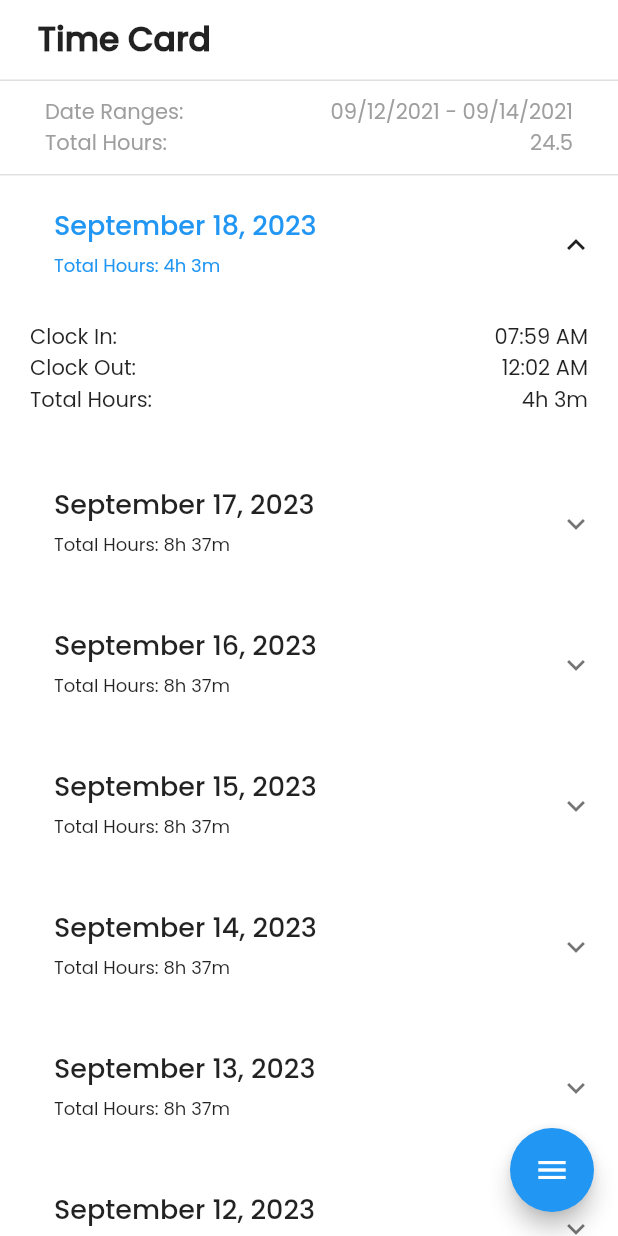
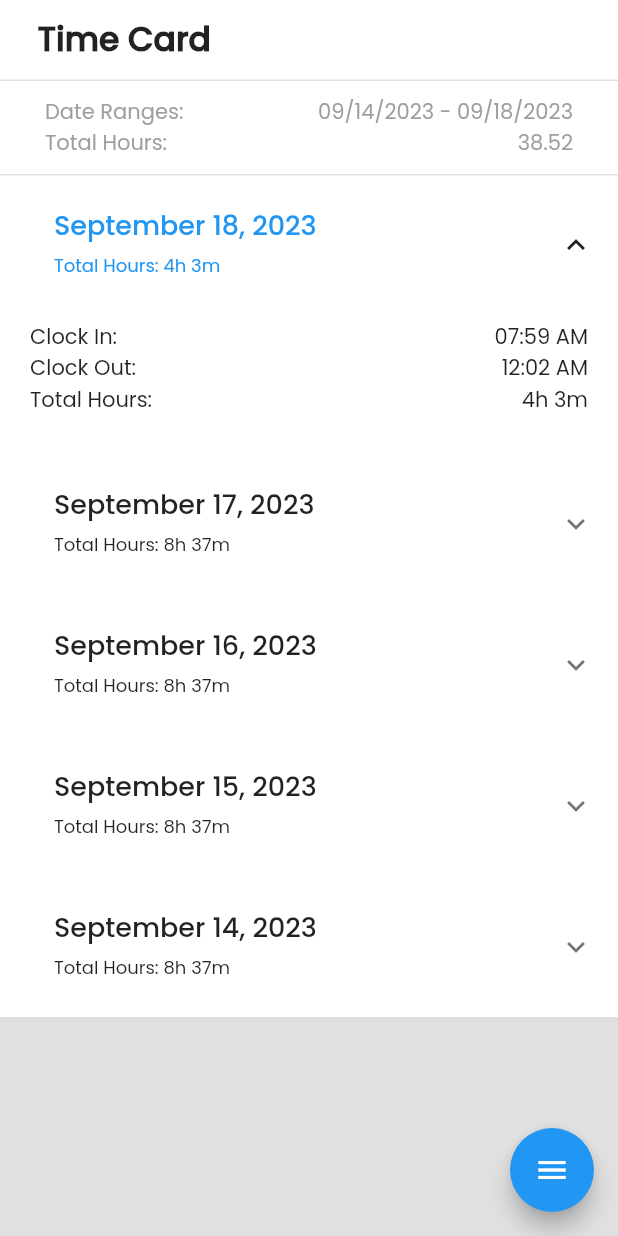
Before and after one commit to BrandonThomas84/gateway-fence-employee, a Flutter app: the TimeCardScreen screen opened by its route, on a phone screen of 412 x 824 dp. Run offline on Flutter 3.47's test engine with Material 2 defaults, Android fonts, the phone set to English and light mode, and no system bars; our stand-ins replace firebase_core, firebase_database, go_router; accounts and stored records are empty.

Commit message:
Adding a shift group that is responsible for calculating the difference values that appear at the top of the time card. Also fixing the issue where the title widget was disappearing on reload

```diff
--- /dev/null
+++ b/lib/models/shift_group.dart
@@ -0,0 +1,126 @@
+import 'package:gateway_fence_employee/util/log.dart';
+import 'package:gateway_fence_employee/util/time.dart';
+
+import 'shift.dart';
+
+class ShiftGroup {
+  List<Shift> shifts;
+  DateTime? _startDate;
+  DateTime? _lastDate;
+  double? _totalHours;
+  Map<int, List<Shift>>? _sorted;
+
+  ShiftGroup(this.shifts);
+
+  DateTime getStartDate() {
+    if (_startDate != null) return _startDate!;
+
+    DateTime earliestDate = DateTime.now();
+
+    for (Shift shift in shifts) {
+      DateTime? d = DateTime.tryParse(shift.start!);
+
+      if (d == null) {
+        Logger.error("failed to parse date: ${shift.start}");
+        continue;
+      }
+
+      if (d.isBefore(earliestDate)) {
+        earliestDate = d;
+      }
+    }
+
+    _startDate = earliestDate;
+
+    return _startDate!;
+  }
+
+  DateTime getLastDate() {
+    if (_lastDate != null) return _lastDate!;
+
+    DateTime latestDate = DateTime(1970);
+
+    for (Shift shift in shifts) {
+      DateTime? d = DateTime.tryParse(shift.end!);
+
+      if (d == null) {
+        Logger.error("failed to parse date: ${shift.end}");
+        continue;
+      }
+
+      if (d.isAfter(latestDate)) {
+        latestDate = d;
+      }
+    }
+
+    _lastDate = latestDate;
+
+    return _lastDate!;
+  }
+
+  double getTotalHours() {
+    if (_totalHours != null) return _totalHours!;
+
+    double totalHours = 0;
+
+    for (Shift shift in shifts) {
+      DateTime? start = DateTime.tryParse(shift.start!);
+      DateTime? end = DateTime.tryParse(shift.end!);
+
+      if (start == null || end == null) {
+        Logger.error("failed to parse date: ${shift.start} or ${shift.end}");
+        continue;
+      }
+
+      totalHours += end.difference(start).inMinutes / 60;
+    }
+
+    _totalHours = totalHours;
+
+    return _totalHours!;
+  }
+
+  Map<int, List<Shift>> getSorted() {
+    if (_sorted != null) return _sorted!;
+
+    Map<int, List<Shift>> map = {};
+
+    // loop through the events and group them by date
+    for (Shift shift in shifts) {
+      // skip events that don't have a start date
+      if (shift.start == null) {
+        Logger.debug(
+            "event start is null, will not be included in shifts output",
+            data: {"event": shift.toJson()});
+        continue;
+      }
+
+      // create a date object from the event
+      DateTime? d = DateTime.tryParse(shift.start!);
+      if (d == null) {
+        Logger.debug(
+            "event start is not a valid date, will not be included in shifts output",
+            data: {"event": shift.toJson()});
+        continue;
+      }
+
+      // create a key
+      int key = int.parse(
+          "${padd0(d.year.toString())}${padd0(d.month.toString())}${padd0(d.day.toString())}");
+
+      // create the list if the key doesn't exist
+      if (!map.containsKey(key)) {
+        map[key] = [];
+      }
+
+      // add the shift to the list
+      map[key]!.add(shift);
+    }
+
+    _sorted = Map.fromEntries(
+        map.entries.toList()..sort((e1, e2) => e2.key.compareTo(e1.key)));
+
+    // sort the resulting map and return
+    return _sorted!;
+  }
+}
--- a/lib/screens/_util.dart
+++ b/lib/screens/_util.dart
@@ -54,13 +54,25 @@ class _DefaultScreenScaffoldState extends State<DefaultScreenScaffold>
   bool get wantKeepAlive => true;
 
   @override
-  void initState() {
-    super.initState();
+  Widget build(BuildContext context) {
+    super.build(context);
 
-    // add the widget title to the page
-    if (widget.title != null) {
-      widget.children.insert(
-        0,
+    GlobalKey<ScaffoldState> scaffoldKey = GlobalKey<ScaffoldState>();
+
+    return Scaffold(
+      key: scaffoldKey,
+      drawer: const Sidebar(),
+      backgroundColor: AppColors.greyLight,
+      floatingActionButton: FloatingActionButton(
+        onPressed: () {
+          scaffoldKey.currentState?.openDrawer();
+        },
+        child: const Icon(Icons.menu),
+      ),
+      body: SafeArea(
+        child: ListView(
+          children: [
+            if (widget.title != null)
               Container(
                 padding: const EdgeInsets.symmetric(
                   horizontal: 25,
@@ -88,31 +100,8 @@ class _DefaultScreenScaffoldState extends State<DefaultScreenScaffold>
                   ],
                 ),
               ),
-      );
-    }
-  }
-
-  @override
-  Widget build(BuildContext context) {
-    super.build(context);
-
-    GlobalKey<ScaffoldState> scaffoldKey = GlobalKey<ScaffoldState>();
-
-    return Scaffold(
-      key: scaffoldKey,
-      drawer: const Sidebar(),
-      backgroundColor: AppColors.greyLight,
-      // appBar: const CustomAppBar(routeOwner: RouteOwner.home),
-      floatingActionButton: FloatingActionButton(
-        onPressed: () {
-          // open the drawern
-          scaffoldKey.currentState?.openDrawer();
-        },
-        child: const Icon(Icons.menu),
-      ),
-      body: SafeArea(
-        child: ListView(
-          children: widget.children,
+            ...widget.children,
+          ],
         ),
       ),
     );
--- a/lib/screens/time_card.dart
+++ b/lib/screens/time_card.dart
@@ -1,27 +1,49 @@
 import 'package:flutter/material.dart';
+import 'package:gateway_fence_employee/models/shift_group.dart';
 import 'package:gateway_fence_employee/screens/_util.dart';
 import 'package:gateway_fence_employee/util/mocks/shifts.dart';
-import 'package:gateway_fence_employee/widgets/shifts/shifts.dart';
+import 'package:gateway_fence_employee/widgets/shifts/shift_day.dart';
 import 'package:go_router/go_router.dart';
 import 'package:uuid/uuid.dart';
 
 import 'package:gateway_fence_employee/config/colors.dart';
 import 'package:gateway_fence_employee/models/shift.dart';
 
+import '../util/time.dart';
+
 Uuid owner = const Uuid();
 
 GoRoute timeCardScreenGoRoute = GoRoute(
   path: '/time-card',
-  builder: (context, state) => TimeCardScreen(),
+  builder: (context, state) => const TimeCardScreen(),
 );
 
-class TimeCardScreen extends StatelessWidget {
-  TimeCardScreen({super.key});
+class TimeCardScreen extends StatefulWidget {
+  const TimeCardScreen({super.key});
 
-  final List<Shift> eventList = getMockShifts(owner, workingDays: 25);
+  @override
+  State<TimeCardScreen> createState() => _TimeCardScreenState();
+}
+
+class _TimeCardScreenState extends State<TimeCardScreen> {
+  final List<Shift> shiftList = getMockShifts(owner, workingDays: 5);
+  late ShiftGroup shiftGroup = ShiftGroup(shiftList);
+
+  @override
+  void initState() {
+    super.initState();
+  }
 
   @override
   Widget build(BuildContext context) {
+    String startDate = padd0(shiftGroup.getStartDate().day.toString());
+    String startMonth = padd0(shiftGroup.getStartDate().month.toString());
+    String startYear = shiftGroup.getStartDate().year.toString();
+    String endDate = padd0(shiftGroup.getLastDate().day.toString());
+    String endMonth = padd0(shiftGroup.getLastDate().month.toString());
+    String endYear = shiftGroup.getLastDate().year.toString();
+    String totalHours = shiftGroup.getTotalHours().toStringAsFixed(2);
+
     return DefaultScreenScaffold(
       title: "Time Card",
       children: [
@@ -39,39 +61,44 @@ class TimeCardScreen extends StatelessWidget {
               ),
             ),
           ),
-          child: const Column(
+          child: Column(
             crossAxisAlignment: CrossAxisAlignment.start,
             children: [
               Row(
                 mainAxisAlignment: MainAxisAlignment.spaceBetween,
                 children: [
-                  Text(
+                  const Text(
                     "Date Ranges:",
                     style: TextStyle(fontSize: 14, color: AppColors.grey),
                   ),
                   Text(
-                    "09/12/2021 - 09/14/2021",
-                    style: TextStyle(fontSize: 14, color: AppColors.grey),
+                    "$startMonth/$startDate/$startYear - $endMonth/$endDate/$endYear",
+                    style: const TextStyle(fontSize: 14, color: AppColors.grey),
                   ),
                 ],
               ),
               Row(
                 mainAxisAlignment: MainAxisAlignment.spaceBetween,
                 children: [
-                  Text(
+                  const Text(
                     "Total Hours:",
                     style: TextStyle(fontSize: 14, color: AppColors.grey),
                   ),
                   Text(
-                    "24.5",
-                    style: TextStyle(fontSize: 14, color: AppColors.grey),
+                    totalHours,
+                    style: const TextStyle(fontSize: 14, color: AppColors.grey),
                   ),
                 ],
               ),
             ],
           ),
         ),
-        Shifts(eventList: eventList),
+        for (MapEntry<int, List<Shift>> entry in shiftGroup.getSorted().entries)
+          ShiftDay(
+            startExpanded: entry.key == shiftGroup.getSorted().keys.first,
+            date: DateTime.parse(entry.value[0].start!),
+            shifts: entry.value,
+          ),
       ],
     );
   }
--- a/lib/widgets/shifts/shifts.dart
+++ /dev/null
@@ -1,67 +0,0 @@
-import 'package:flutter/material.dart';
-import 'package:gateway_fence_employee/models/shift.dart';
-import 'package:gateway_fence_employee/util/log.dart';
-import 'package:gateway_fence_employee/util/time.dart';
-
-import 'shift_day.dart';
-
-class Shifts extends StatelessWidget {
-  final List<Shift> eventList;
-
-  const Shifts({super.key, required this.eventList});
-
-  // group the events by date
-  Map<int, List<Shift>> _sorted(List<Shift> shitfts) {
-    Map<int, List<Shift>> map = {};
-
-    // loop through the events and group them by date
-    for (Shift shift in shitfts) {
-      // skip events that don't have a start date
-      if (shift.start == null) {
-        Logger.debug(
-            "event start is null, will not be included in shifts output",
-            data: {"event": shift.toJson()});
-        continue;
-      }
-
-      // create a date object from the event
-      DateTime? d = DateTime.tryParse(shift.start!);
-      if (d == null) {
-        Logger.debug(
-            "event start is not a valid date, will not be included in shifts output",
-            data: {"event": shift.toJson()});
-        continue;
-      }
-
-      // create a key
-      int key = int.parse(
-          "${padd0(d.year.toString())}${padd0(d.month.toString())}${padd0(d.day.toString())}");
-
-      // create the list if the key doesn't exist
-      if (!map.containsKey(key)) {
-        map[key] = [];
-      }
-
-      // add the shift to the list
-      map[key]!.add(shift);
-    }
-
-    // sort the resulting map and return
-    return Map.fromEntries(
-        map.entries.toList()..sort((e1, e2) => e2.key.compareTo(e1.key)));
-  }
-
-  @override
-  Widget build(BuildContext context) {
-    return Column(
-      children: [
-        for (MapEntry<int, List<Shift>> entry in _sorted(eventList).entries)
-          ShiftDay(
-            startExpanded: entry.key == _sorted(eventList).keys.first,
-            date: DateTime.parse(entry.value[0].start!),
-            shifts: entry.value,
-          ),
-      ],
-    );
-  }
-}
```
Lines whose indentation alone changed are shown as unchanged.
